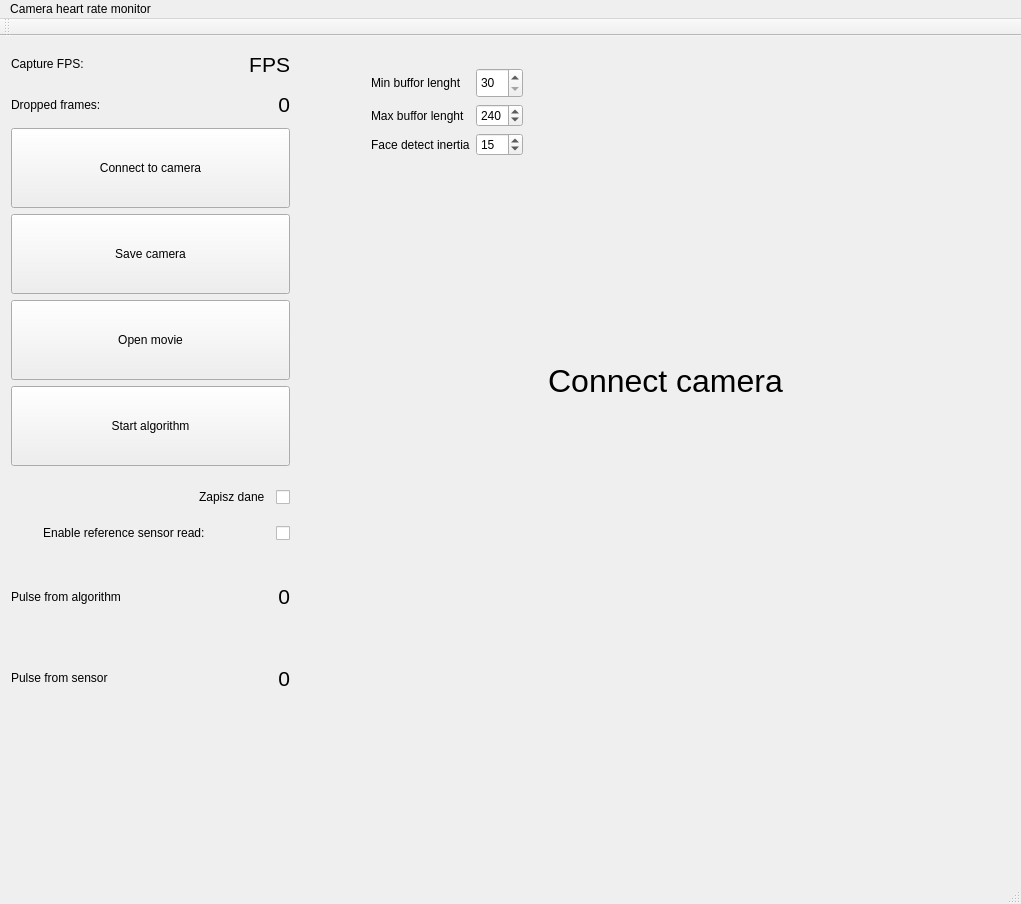
Old version of the form ui/mainwindow.ui in the repository wglowacki/camera_pulse_detector.
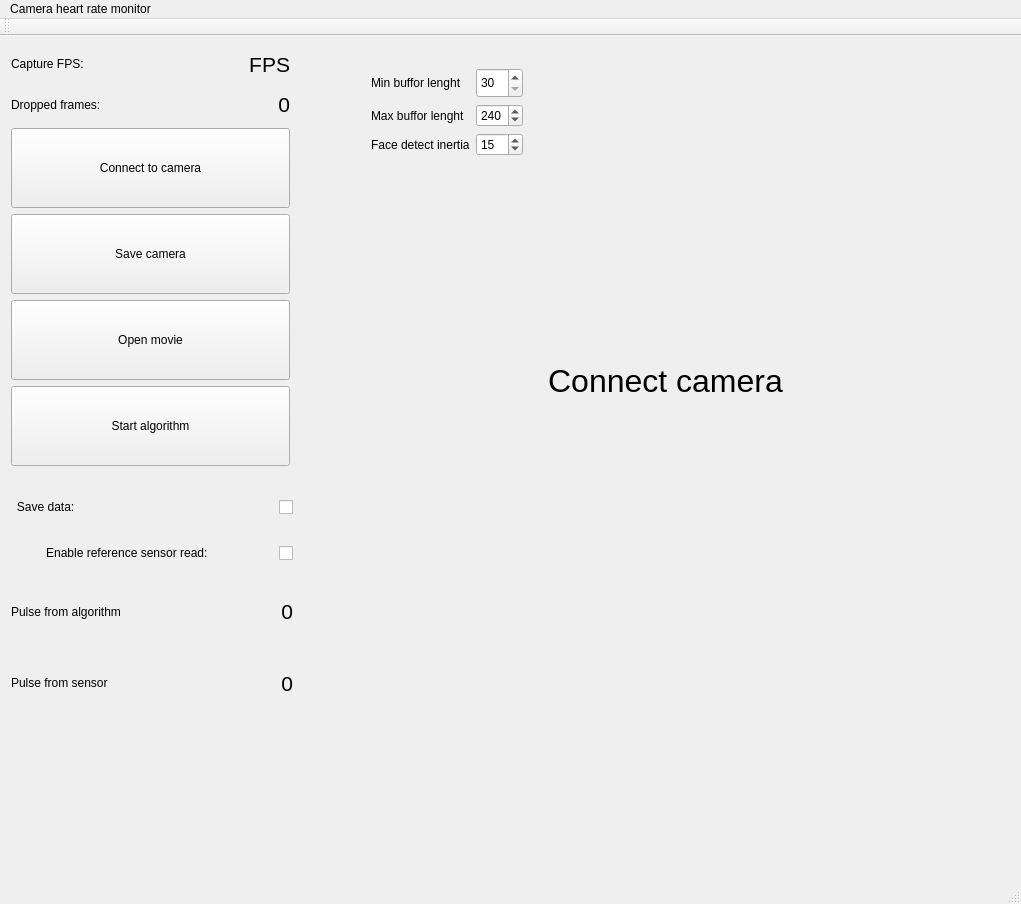
New version of the form.

The edit to the form file:
```diff
--- a/ui/mainwindow.ui
+++ b/ui/mainwindow.ui
@@ -369,7 +369,7 @@
      <rect>
       <x>0</x>
       <y>440</y>
-      <width>301</width>
+      <width>304</width>
       <height>251</height>
      </rect>
     </property>
@@ -420,11 +420,17 @@
      </item>
      <item row="0" column="0" colspan="2">
       <widget class="QCheckBox" name="saveVideoCheckbox">
+       <property name="minimumSize">
+        <size>
+         <width>0</width>
+         <height>40</height>
+        </size>
+       </property>
        <property name="layoutDirection">
         <enum>Qt::RightToLeft</enum>
        </property>
        <property name="text">
-        <string>Zapisz dane  </string>
+        <string>Save data:                                                            </string>
        </property>
       </widget>
      </item>
```
